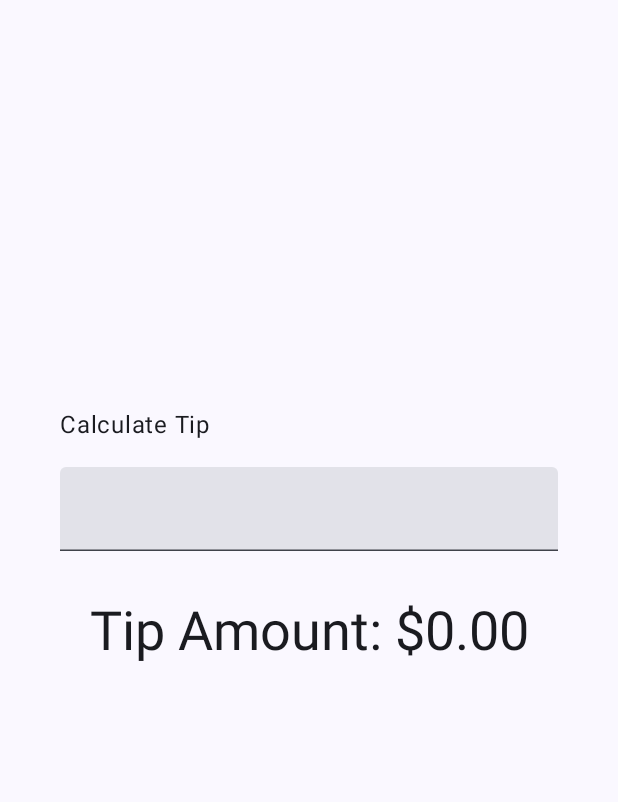
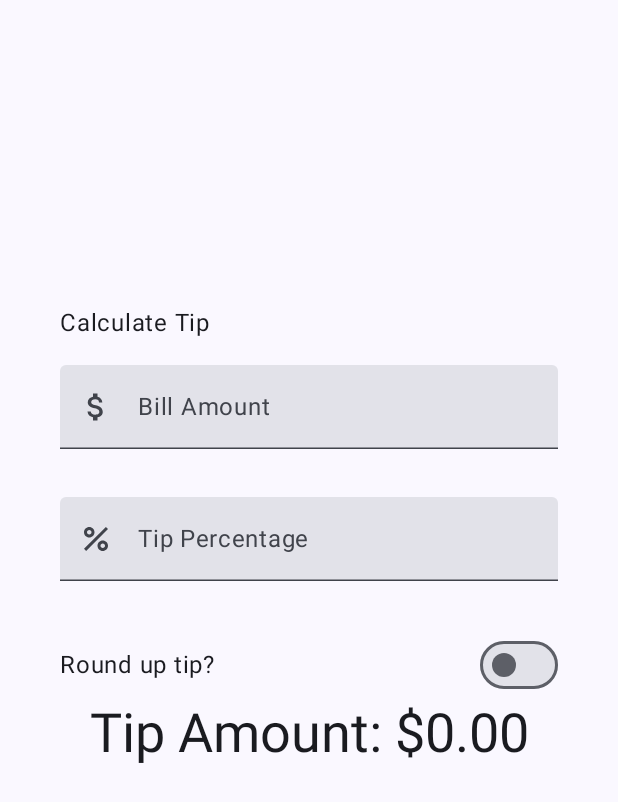
Before and after one commit to madazamo/calculate_tips, an Android app built with Jetpack Compose: the screen it shows after launch (MainActivity), on a phone screen of 412 x 824 dp. Shown: the top 802 px of the screen. Run offline under Robolectric (Android 15) with nearby library versions, the phone set to English and light mode, and no system bars.

Commit message:
add switch and percent edit text

```diff
--- a/app/src/main/java/com/example/tipapplication/MainActivity.kt
+++ b/app/src/main/java/com/example/tipapplication/MainActivity.kt
@@ -4,21 +4,28 @@ import android.annotation.SuppressLint
 import android.os.Bundle
 import androidx.activity.ComponentActivity
 import androidx.activity.compose.setContent
+import androidx.annotation.DrawableRes
+import androidx.annotation.StringRes
 import androidx.compose.foundation.layout.Arrangement
 import androidx.compose.foundation.layout.Column
+import androidx.compose.foundation.layout.Row
 import androidx.compose.foundation.layout.Spacer
 import androidx.compose.foundation.layout.fillMaxSize
 import androidx.compose.foundation.layout.fillMaxWidth
 import androidx.compose.foundation.layout.height
 import androidx.compose.foundation.layout.padding
 import androidx.compose.foundation.layout.safeDrawingPadding
+import androidx.compose.foundation.layout.size
 import androidx.compose.foundation.layout.statusBarsPadding
+import androidx.compose.foundation.layout.wrapContentWidth
 import androidx.compose.foundation.rememberScrollState
 import androidx.compose.foundation.text.KeyboardOptions
 import androidx.compose.foundation.verticalScroll
 import androidx.compose.material3.ExperimentalMaterial3Api
+import androidx.compose.material3.Icon
 import androidx.compose.material3.MaterialTheme
 import androidx.compose.material3.Surface
+import androidx.compose.material3.Switch
 import androidx.compose.material3.Text
 import androidx.compose.material3.TextField
 import androidx.compose.runtime.Composable
@@ -28,7 +35,9 @@ import androidx.compose.runtime.remember
 import androidx.compose.runtime.setValue
 import androidx.compose.ui.Alignment
 import androidx.compose.ui.Modifier
+import androidx.compose.ui.res.painterResource
 import androidx.compose.ui.res.stringResource
+import androidx.compose.ui.text.input.ImeAction
 import androidx.compose.ui.text.input.KeyboardType
 import androidx.compose.ui.tooling.preview.Preview
 import androidx.compose.ui.unit.dp
@@ -50,15 +59,27 @@ class MainActivity : ComponentActivity() {
             }
         }
     }
+}
 
-    private fun calculateTip(amount: Double, tipPercent: Double = 15.0) : String{
-        val tip = tipPercent / 100 * amount
-        return NumberFormat.getCurrencyInstance().format(tip)
+private fun calculateTip(
+    amount: Double, tipPercent: Double = 15.0, roundUp: Boolean
+): String {
+    var tip = tipPercent / 100 * amount
+    if (roundUp) {
+        tip = kotlin.math.ceil(tip)
     }
+    return NumberFormat.getCurrencyInstance().format(tip)
 }
 
 @Composable
 fun TipTimeLayout() {
+    var amountInput by remember { mutableStateOf("") }
+    var tipInput by remember { mutableStateOf("") }
+    var roundUp by remember { mutableStateOf(false) }
+    val amount = amountInput.toDoubleOrNull() ?: 0.0
+    val tip = tipInput.toDoubleOrNull() ?: 0.0
+    val tipResult = calculateTip(amount, tip, roundUp)
+
     Column(
         modifier = Modifier
             .statusBarsPadding()
@@ -67,16 +88,46 @@ fun TipTimeLayout() {
             .safeDrawingPadding(),
         horizontalAlignment = Alignment.CenterHorizontally,
         verticalArrangement = Arrangement.Center
-    ){
+    ) {
         Text(
             text = stringResource(R.string.calculate_tip),
             modifier = Modifier
                 .padding(bottom = 16.dp, top = 40.dp)
                 .align(alignment = Alignment.Start)
         )
-        EditNumberField(modifier = Modifier.padding(bottom = 32.dp).fillMaxWidth())
+        EditNumberField(
+            label = R.string.bill_amount,
+            value = amountInput,
+            leadingIcon = R.drawable.baseline_attach_money_24,
+            onValueChanged = { amountInput = it },
+            keyboardOptions = KeyboardOptions.Default.copy(
+                keyboardType = KeyboardType.Number,
+                imeAction = ImeAction.Next
+            ),
+            modifier = Modifier
+                .padding(bottom = 32.dp)
+                .fillMaxWidth()
+        )
+        EditNumberField(
+            label = R.string.how_was_the_service,
+            value = tipInput,
+            leadingIcon = R.drawable.baseline_percent_24,
+            onValueChanged = { tipInput = it },
+            keyboardOptions = KeyboardOptions.Default.copy(
+                keyboardType = KeyboardType.Number,
+                imeAction = ImeAction.Done
+            ),
+            modifier = Modifier
+                .padding(bottom = 32.dp)
+                .fillMaxWidth()
+        )
+        RoundTheTipRow(
+            roundUp = roundUp,
+            onRoundUpChanged = { roundUp = it },
+            modifier = Modifier
+        )
         Text(
-            text = stringResource(R.string.tip_amount, "$0.00"),
+            text = stringResource(R.string.tip_amount, tipResult),
             style = MaterialTheme.typography.displaySmall
         )
         Spacer(modifier = Modifier.height(150.dp))
@@ -88,16 +139,44 @@ fun TipTimeLayout() {
 @OptIn(ExperimentalMaterial3Api::class)
 @Composable
 fun EditNumberField(
-    modifier : Modifier = Modifier
+    value: String,
+    @StringRes label: Int,
+    @DrawableRes leadingIcon: Int, onValueChanged: (String) -> Unit,
+    keyboardOptions: KeyboardOptions,
+    modifier: Modifier = Modifier
 ) {
-    var amountInput by remember{ mutableStateOf("")}
     TextField(
-        value = amountInput,
-        onValueChange = { amountInput = it},
+        value = value,
+        onValueChange = onValueChanged,
         singleLine = true,
-        keyboardOptions = KeyboardOptions(keyboardType = KeyboardType.Number),
+        label = { Text(stringResource(label)) },
+        keyboardOptions = keyboardOptions,
+        leadingIcon = { Icon(painter = painterResource(id = leadingIcon), null) },
         modifier = modifier,
+    )
+}
+
+@Composable
+fun RoundTheTipRow(
+    roundUp: Boolean,
+    onRoundUpChanged: (Boolean) -> Unit,
+    modifier: Modifier = Modifier
+) {
+    Row(
+        modifier = modifier
+            .fillMaxWidth()
+            .size(48.dp),
+        verticalAlignment = Alignment.CenterVertically
+    ) {
+        Text(text = stringResource(R.string.round_up_tip))
+        Switch(
+            modifier = modifier
+                .fillMaxWidth()
+                .wrapContentWidth(Alignment.End),
+            checked = roundUp,
+            onCheckedChange = onRoundUpChanged,
         )
+    }
 }
 
 @Preview(showBackground = true)
--- /dev/null
+++ b/app/src/main/res/drawable/baseline_attach_money_24.xml
@@ -0,0 +1,5 @@
+<vector android:height="24dp" android:tint="#000000"
+    android:viewportHeight="24" android:viewportWidth="24"
+    android:width="24dp" xmlns:android="http://schemas.android.com/apk/res/android">
+    <path android:fillColor="@android:color/white" android:pathData="M11.8,10.9c-2.27,-0.59 -3,-1.2 -3,-2.15 0,-1.09 1.01,-1.85 2.7,-1.85 1.78,0 2.44,0.85 2.5,2.1h2.21c-0.07,-1.72 -1.12,-3.3 -3.21,-3.81V3h-3v2.16c-1.94,0.42 -3.5,1.68 -3.5,3.61 0,2.31 1.91,3.46 4.7,4.13 2.5,0.6 3,1.48 3,2.41 0,0.69 -0.49,1.79 -2.7,1.79 -2.06,0 -2.87,-0.92 -2.98,-2.1h-2.2c0.12,2.19 1.76,3.42 3.68,3.83V21h3v-2.15c1.95,-0.37 3.5,-1.5 3.5,-3.55 0,-2.84 -2.43,-3.81 -4.7,-4.4z"/>
+</vector>
--- /dev/null
+++ b/app/src/main/res/drawable/baseline_percent_24.xml
@@ -0,0 +1,7 @@
+<vector android:height="24dp" android:tint="#000000"
+    android:viewportHeight="24" android:viewportWidth="24"
+    android:width="24dp" xmlns:android="http://schemas.android.com/apk/res/android">
+    <path android:fillColor="@android:color/white" android:pathData="M7.5,11C9.43,11 11,9.43 11,7.5S9.43,4 7.5,4S4,5.57 4,7.5S5.57,11 7.5,11zM7.5,6C8.33,6 9,6.67 9,7.5S8.33,9 7.5,9S6,8.33 6,7.5S6.67,6 7.5,6z"/>
+    <path android:fillColor="@android:color/white" android:pathData="M4.0025,18.5831l14.5875,-14.5875l1.4142,1.4142l-14.5875,14.5875z"/>
+    <path android:fillColor="@android:color/white" android:pathData="M16.5,13c-1.93,0 -3.5,1.57 -3.5,3.5s1.57,3.5 3.5,3.5s3.5,-1.57 3.5,-3.5S18.43,13 16.5,13zM16.5,18c-0.83,0 -1.5,-0.67 -1.5,-1.5s0.67,-1.5 1.5,-1.5s1.5,0.67 1.5,1.5S17.33,18 16.5,18z"/>
+</vector>
--- a/app/src/main/res/values/strings.xml
+++ b/app/src/main/res/values/strings.xml
@@ -3,4 +3,6 @@
     <string name="calculate_tip">Calculate Tip</string>
     <string name="bill_amount">Bill Amount</string>
     <string name="tip_amount">Tip Amount: %s</string>
+    <string name="how_was_the_service">Tip Percentage</string>
+    <string name="round_up_tip">Round up tip?</string>
 </resources>
--- a/build.gradle.kts
+++ b/build.gradle.kts
@@ -1,5 +1,5 @@
 // Top-level build file where you can add configuration options common to all sub-projects/modules.
 plugins {
-    id("com.android.application") version "8.1.1" apply false
+    id("com.android.application") version "8.1.3" apply false
     id("org.jetbrains.kotlin.android") version "1.8.10" apply false
 }
```
